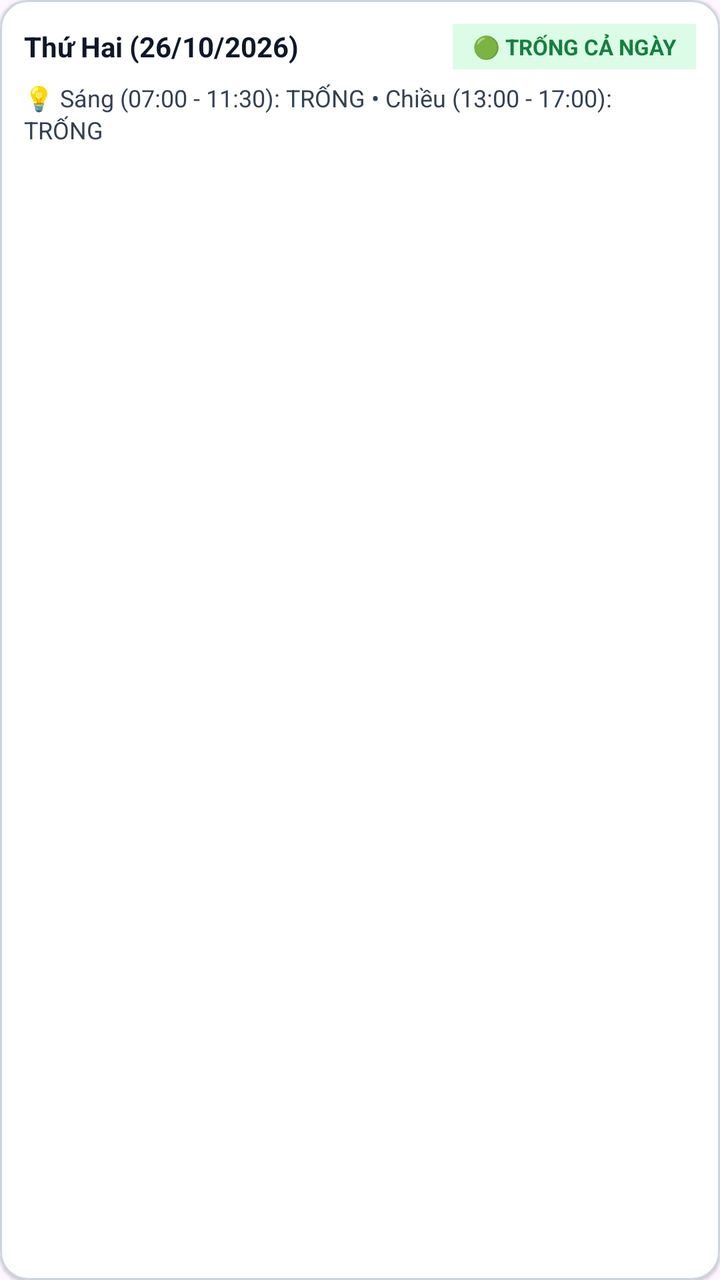
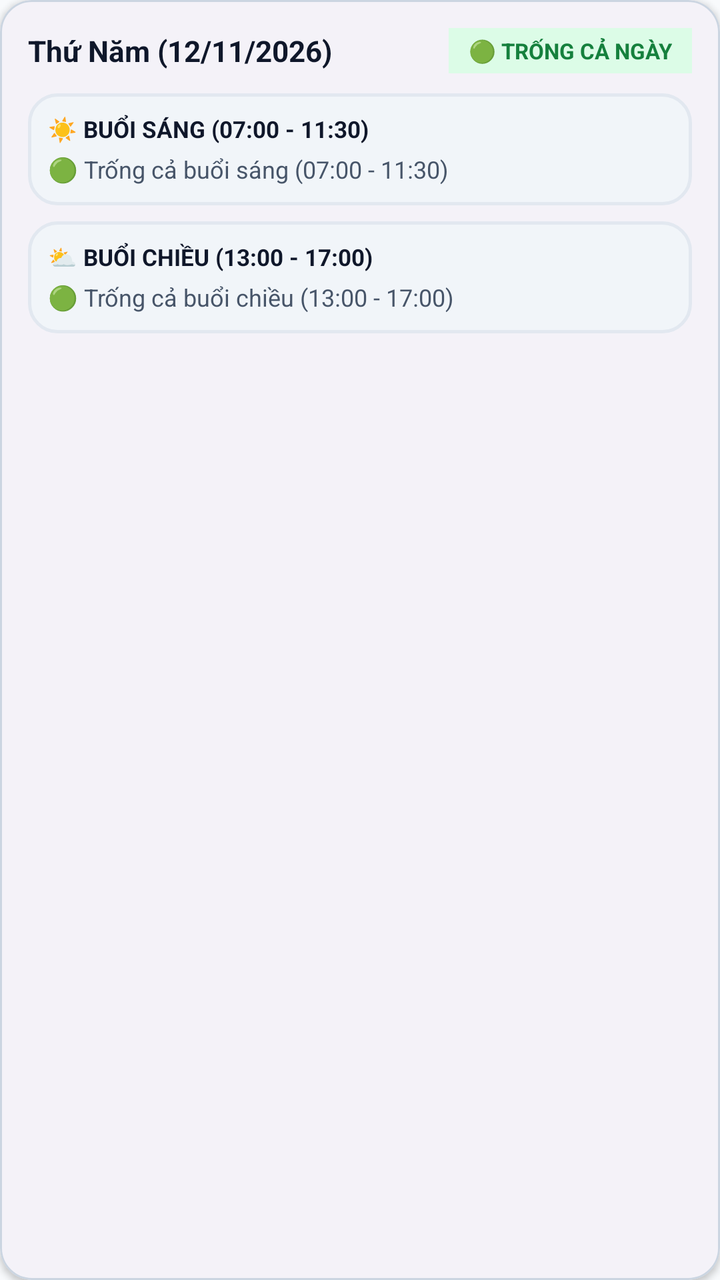

Two renders of the same Android screen: before a commit and after it. Below are the layout's source before the change and the commit's diff.
<!-- AndroidManifest.xml: application theme Theme.LectuPlan -->
<!-- res/layout/card_free_time_day_item.xml -->
<?xml version="1.0" encoding="utf-8"?>
<com.google.android.material.card.MaterialCardView
    xmlns:android="http://schemas.android.com/apk/res/android"
    xmlns:app="http://schemas.android.com/apk/res-auto"
    android:layout_width="match_parent"
    android:layout_height="wrap_content"
    android:layout_marginVertical="4dp"
    app:cardCornerRadius="14dp"
    app:cardElevation="1dp"
    app:strokeWidth="1dp"
    app:strokeColor="#CBD5E1"
    app:cardBackgroundColor="#FFFFFF">

    <LinearLayout
        android:layout_width="match_parent"
        android:layout_height="wrap_content"
        android:orientation="vertical"
        android:padding="12dp">

        
        <LinearLayout
            android:layout_width="match_parent"
            android:layout_height="wrap_content"
            android:orientation="horizontal"
            android:gravity="center_vertical">

            <TextView
                android:id="@+id/tvFreeDayTitle"
                android:layout_width="0dp"
                android:layout_height="wrap_content"
                android:layout_weight="1"
                android:text="Thứ Hai (26/10/2026)"
                android:textColor="#0F172A"
                android:textSize="14sp"
                android:textStyle="bold" />

            <TextView
                android:id="@+id/tvFreeStatusBadge"
                android:layout_width="wrap_content"
                android:layout_height="wrap_content"
                android:background="#DCFCE7"
                android:paddingHorizontal="10dp"
                android:paddingVertical="4dp"
                android:text="🟢 TRỐNG CẢ NGÀY"
                android:textColor="#15803D"
                android:textSize="11sp"
                android:textStyle="bold" />
        </LinearLayout>

        
        <TextView
            android:id="@+id/tvFreeTimeDetail"
            android:layout_width="match_parent"
            android:layout_height="wrap_content"
            android:layout_marginTop="6dp"
            android:text="💡 Sáng (07:00 - 11:30): TRỐNG • Chiều (13:00 - 17:00): TRỐNG"
            android:textColor="#334155"
            android:textSize="12sp"
            android:lineSpacingExtra="2dp" />

    </LinearLayout>
</com.google.android.material.card.MaterialCardView>
<!-- resources referenced by this layout -->
<resources>
  <style name="Theme.LectuPlan" parent="Base.Theme.LectuPlan" />
  <style name="Base.Theme.LectuPlan" parent="Theme.Material3.DayNight.NoActionBar">
          
          <item name="android:windowLightStatusBar" tools:targetApi="23">true</item>
          <item name="android:windowLightNavigationBar" tools:targetApi="27">true</item>
      </style>
</resources>

<!-- the commit's change to res/layout/card_free_time_day_item.xml (unified diff, before → after) -->
@@ -4,34 +4,35 @@
     xmlns:app="http://schemas.android.com/apk/res-auto"
     android:layout_width="match_parent"
     android:layout_height="wrap_content"
-    android:layout_marginVertical="4dp"
-    app:cardCornerRadius="14dp"
-    app:cardElevation="1dp"
+    android:layout_marginVertical="6dp"
+    app:cardCornerRadius="16dp"
+    app:cardElevation="2dp"
     app:strokeWidth="1dp"
-    app:strokeColor="#CBD5E1"
-    app:cardBackgroundColor="#FFFFFF">
+    app:strokeColor="@color/border_default"
+    app:cardBackgroundColor="@color/surface_card">
 
     <LinearLayout
         android:layout_width="match_parent"
         android:layout_height="wrap_content"
         android:orientation="vertical"
-        android:padding="12dp">
+        android:padding="14dp">
 
         
         <LinearLayout
             android:layout_width="match_parent"
             android:layout_height="wrap_content"
             android:orientation="horizontal"
-            android:gravity="center_vertical">
+            android:gravity="center_vertical"
+            android:layout_marginBottom="10dp">
 
             <TextView
                 android:id="@+id/tvFreeDayTitle"
                 android:layout_width="0dp"
                 android:layout_height="wrap_content"
                 android:layout_weight="1"
-                android:text="Thứ Hai (26/10/2026)"
-                android:textColor="#0F172A"
-                android:textSize="14sp"
+                android:text="Thứ Năm (12/11/2026)"
+                android:textColor="@color/text_primary"
+                android:textSize="14.5sp"
                 android:textStyle="bold" />
 
             <TextView
@@ -48,15 +49,61 @@
         </LinearLayout>
 
         
-        <TextView
-            android:id="@+id/tvFreeTimeDetail"
+        <LinearLayout
+            android:id="@+id/layoutMorningBox"
             android:layout_width="match_parent"
             android:layout_height="wrap_content"
-            android:layout_marginTop="6dp"
-            android:text="💡 Sáng (07:00 - 11:30): TRỐNG • Chiều (13:00 - 17:00): TRỐNG"
-            android:textColor="#334155"
-            android:textSize="12sp"
-            android:lineSpacingExtra="2dp" />
+            android:orientation="vertical"
+            android:background="@drawable/bg_search_input"
+            android:padding="10dp"
+            android:layout_marginBottom="8dp">
+
+            <TextView
+                android:layout_width="wrap_content"
+                android:layout_height="wrap_content"
+                android:text="☀️ BUỔI SÁNG (07:00 - 11:30)"
+                android:textColor="@color/text_primary"
+                android:textSize="11.5sp"
+                android:textStyle="bold"
+                android:layout_marginBottom="4dp" />
+
+            <TextView
+                android:id="@+id/tvMorningDetail"
+                android:layout_width="match_parent"
+                android:layout_height="wrap_content"
+                android:text="🟢 Trống cả buổi sáng (07:00 - 11:30)"
+                android:textColor="@color/text_secondary"
+                android:textSize="12sp"
+                android:lineSpacingExtra="3dp" />
+        </LinearLayout>
+
+        
+        <LinearLayout
+            android:id="@+id/layoutAfternoonBox"
+            android:layout_width="match_parent"
+            android:layout_height="wrap_content"
+            android:orientation="vertical"
+            android:background="@drawable/bg_search_input"
+            android:padding="10dp">
+
+            <TextView
+                android:layout_width="wrap_content"
+                android:layout_height="wrap_content"
+                android:text="⛅ BUỔI CHIỀU (13:00 - 17:00)"
+                android:textColor="@color/text_primary"
+                android:textSize="11.5sp"
+                android:textStyle="bold"
+                android:layout_marginBottom="4dp" />
+
+            <TextView
+                android:id="@+id/tvAfternoonDetail"
+                android:layout_width="match_parent"
+                android:layout_height="wrap_content"
+                android:text="🟢 Trống cả buổi chiều (13:00 - 17:00)"
+                android:textColor="@color/text_secondary"
+                android:textSize="12sp"
+                android:lineSpacingExtra="3dp" />
+        </LinearLayout>
 
     </LinearLayout>
 </com.google.android.material.card.MaterialCardView>
<!-- resource entries referenced after the edit -->
@@ -1,10 +1,32 @@
 <!-- resources referenced by this layout -->
 <resources>
+  <color name="border_default">#CBD5E1</color>
+  <color name="surface_card">#FFFFFF</color>
+  <color name="text_primary">#0F172A</color>
+  <color name="text_secondary">#475569</color>
+  <!-- drawable bg_search_input (drawable) -->
+  <?xml version="1.0" encoding="utf-8"?>
+  <shape xmlns:android="http://schemas.android.com/apk/res/android"
+      android:shape="rectangle">
+      <solid android:color="@color/surface_card_secondary" />
+      <corners android:radius="14dp" />
+      <stroke
+          android:width="1.5dp"
+          android:color="@color/border_subtle" />
+  </shape>
   <style name="Theme.LectuPlan" parent="Base.Theme.LectuPlan" />
+  <color name="surface_card_secondary">#F1F5F9</color>
+  <color name="border_subtle">#E2E8F0</color>
   <style name="Base.Theme.LectuPlan" parent="Theme.Material3.DayNight.NoActionBar">
+          <item name="android:windowBackground">@color/window_background</item>
+          <item name="colorSurface">@color/surface_card</item>
+          <item name="colorOnSurface">@color/text_primary</item>
+          <item name="colorSurfaceVariant">@color/surface_card_secondary</item>
+          <item name="colorOnSurfaceVariant">@color/text_secondary</item>
           
           <item name="android:windowLightStatusBar" tools:targetApi="23">true</item>
           <item name="android:windowLightNavigationBar" tools:targetApi="27">true</item>
       </style>
+  <color name="window_background">#F8FAFC</color>
 </resources>
 
